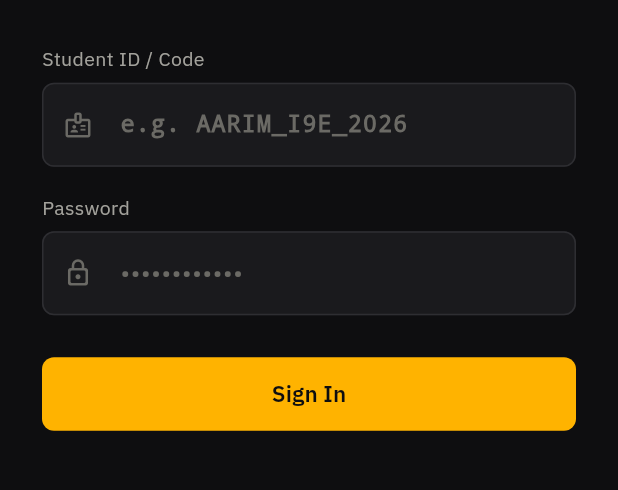
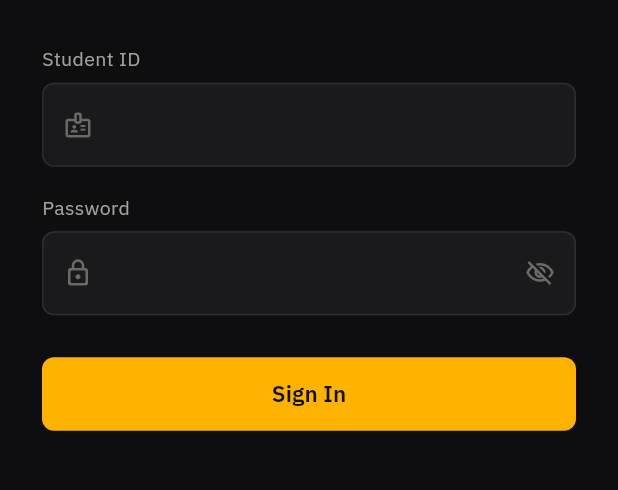
Before and after one commit to aryya-dev/Shiksha-Vault, a Flutter app: the screen it shows after launch, on a phone screen of 412 x 824 dp, the part 497-987 px from its top. Run offline on Flutter 3.47's test engine with Material 3 defaults, Android fonts, the light colour scheme and no system bars; our stand-ins replace google_fonts, supabase_flutter, video_player; missing offline and left inert: flutter_pdfview; accounts and stored records are empty.

Commit message:
feat(login): remove placeholders, rename to Student ID, and add eye toggle for password visibility

```diff
--- a/student-app/lib/screens/login_screen.dart
+++ b/student-app/lib/screens/login_screen.dart
@@ -18,6 +18,8 @@
   bool _isLoading = false;
   String? _errorMessage;
   bool _mustChangePassword = false;
+  bool _obscurePassword = true;
+  bool _obscureNewPassword = true;
 
   Future<void> _handleLogin() async {
     final code = _codeController.text.trim().toUpperCase();
@@ -76,7 +78,7 @@
 
       if (errLower.contains('invalid login credentials') ||
           errLower.contains('invalid_credentials')) {
-        friendly = 'Incorrect Student Code or Password. Please verify and try again.';
+        friendly = 'Incorrect Student ID or Password. Please verify and try again.';
       } else if (errLower.contains('network') ||
           errLower.contains('socket') ||
           errLower.contains('failed host lookup') ||
@@ -228,9 +230,9 @@
                 ],
 
                 if (!_mustChangePassword) ...[
-                  // Student Code Input
+                  // Student ID Input
                   const Text(
-                    'Student ID / Code',
+                    'Student ID',
                     style: TextStyle(fontSize: 13, color: AppColors.textSecondary),
                   ),
                   const SizedBox(height: 6),
@@ -243,8 +245,6 @@
                       fontWeight: FontWeight.w600,
                     ),
                     decoration: InputDecoration(
-                      hintText: 'e.g. AARIM_I9E_2026',
-                      hintStyle: const TextStyle(color: AppColors.textMuted),
                       prefixIcon: const Icon(Icons.badge_outlined, color: AppColors.textMuted, size: 20),
                       filled: true,
                       fillColor: AppColors.surfaceCard,
@@ -272,12 +272,22 @@
                   const SizedBox(height: 6),
                   TextField(
                     controller: _passwordController,
-                    obscureText: true,
+                    obscureText: _obscurePassword,
                     style: const TextStyle(color: AppColors.textPrimary),
                     decoration: InputDecoration(
-                      hintText: '••••••••••••',
-                      hintStyle: const TextStyle(color: AppColors.textMuted),
                       prefixIcon: const Icon(Icons.lock_outline_rounded, color: AppColors.textMuted, size: 20),
+                      suffixIcon: IconButton(
+                        icon: Icon(
+                          _obscurePassword ? Icons.visibility_off_outlined : Icons.visibility_outlined,
+                          color: AppColors.textMuted,
+                          size: 20,
+                        ),
+                        onPressed: () {
+                          setState(() {
+                            _obscurePassword = !_obscurePassword;
+                          });
+                        },
+                      ),
                       filled: true,
                       fillColor: AppColors.surfaceCard,
                       border: OutlineInputBorder(
@@ -328,12 +338,22 @@
                   const SizedBox(height: 6),
                   TextField(
                     controller: _newPasswordController,
-                    obscureText: true,
+                    obscureText: _obscureNewPassword,
                     style: const TextStyle(color: AppColors.textPrimary),
                     decoration: InputDecoration(
-                      hintText: 'Minimum 6 characters',
-                      hintStyle: const TextStyle(color: AppColors.textMuted),
                       prefixIcon: const Icon(Icons.lock_reset_rounded, color: AppColors.accentPrimary, size: 20),
+                      suffixIcon: IconButton(
+                        icon: Icon(
+                          _obscureNewPassword ? Icons.visibility_off_outlined : Icons.visibility_outlined,
+                          color: AppColors.textMuted,
+                          size: 20,
+                        ),
+                        onPressed: () {
+                          setState(() {
+                            _obscureNewPassword = !_obscureNewPassword;
+                          });
+                        },
+                      ),
                       filled: true,
                       fillColor: AppColors.surfaceCard,
                       border: OutlineInputBorder(
```
